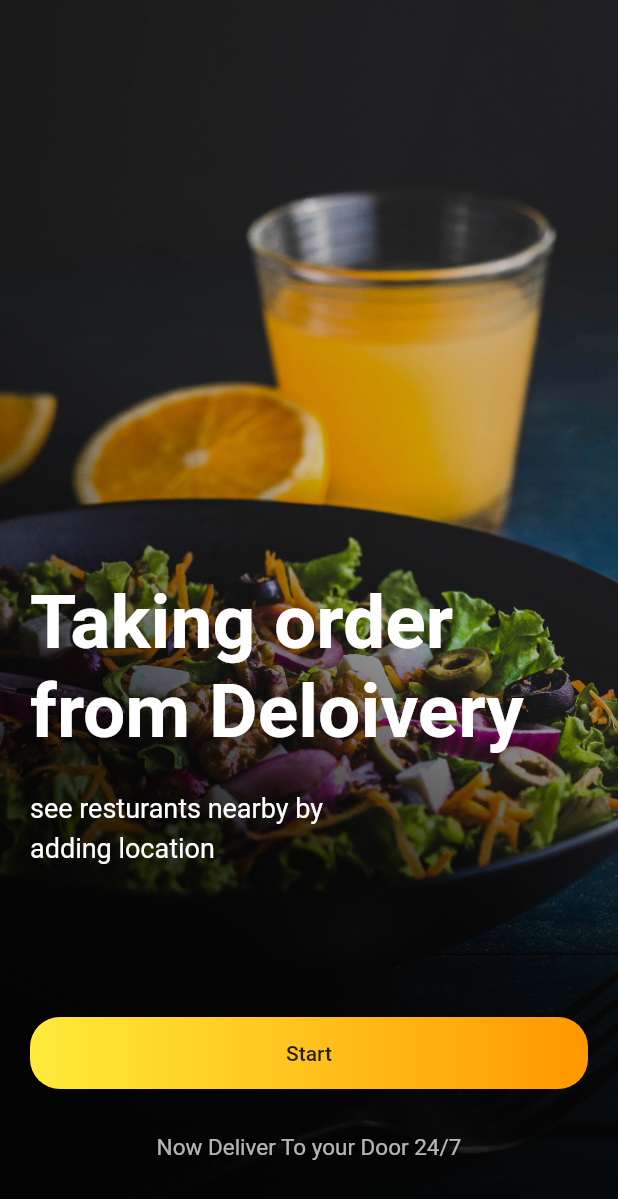
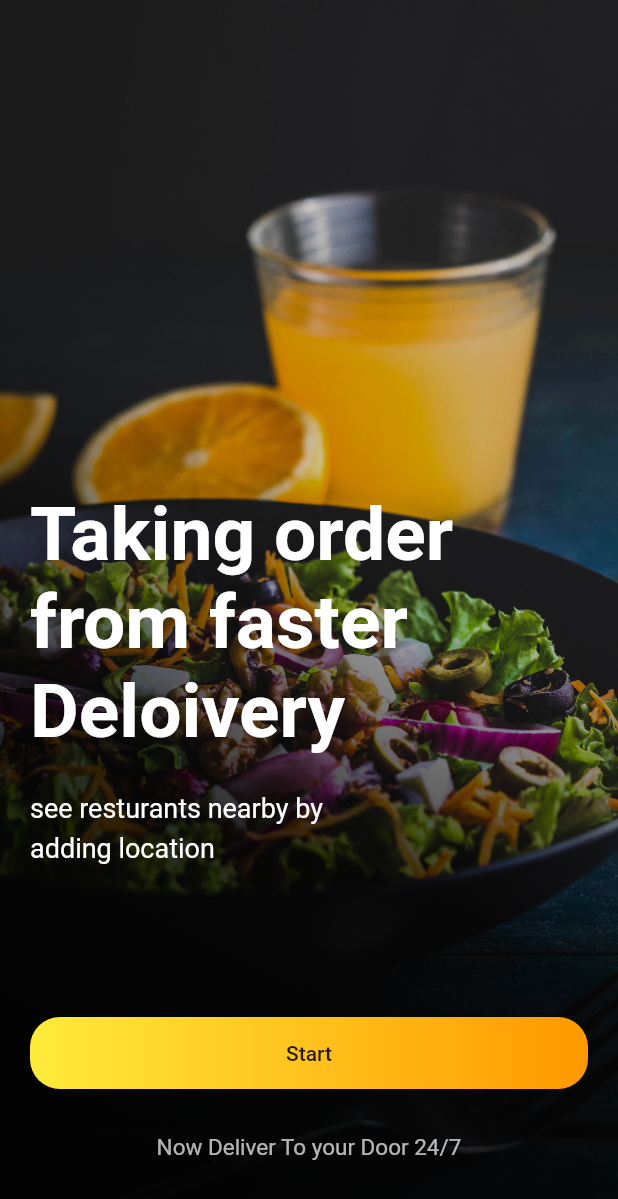
Before and after one commit to MoamenMohamed101/animation_food_screen, a Flutter app: the StarterPage screen opened directly, on a phone screen of 412 x 824 dp. Shown: the top 1199 px of the screen. Run offline on Flutter 3.47's test engine with Material 2 defaults, Android fonts, the phone set to English and light mode, and no system bars; our stand-ins replace page_transition, simple_animations.

```diff
--- a/lib/starterPage.dart
+++ b/lib/starterPage.dart
@@ -24,25 +24,27 @@ class _StarterPageState extends State<StarterPage>
       duration: const Duration(milliseconds: 100),
     );
     animation =
-        Tween<double>(begin: 0.0, end: 25.0).animate(animationController!);
+        Tween<double>(begin: 1.0, end: 25.0).animate(animationController!);
     super.initState();
   }
 
   @override
   void dispose() {
     animationController!.dispose();
-
     super.dispose();
   }
 
   void onTap() {
-    setState(() {
+    setState(
+      () {
         textVisible = false;
-    });
+      },
+    );
     animationController?.forward().then(
           (value) => Navigator.push(
             context,
-            PageTransition(child:const HomePage(), type:  PageTransitionType.fade)
+            PageTransition(
+                child: const HomePage(), type: PageTransitionType.fade),
           ),
         );
   }
@@ -75,8 +77,8 @@ class _StarterPageState extends State<StarterPage>
               children: [
                 FadeAnimation(
                   .5,
-                  Text(
-                    'Taking order from Deloivery',
+                  const Text(
+                    'Taking order from faster Deloivery',
                     style: TextStyle(
                         color: Colors.white,
                         fontSize: 50,
@@ -99,17 +101,24 @@ class _StarterPageState extends State<StarterPage>
                 ),
                 FadeAnimation(
                   1.2,
-                  Container(
+                  ScaleTransition(
+                    scale: animation!,
+                    child: Container(
                       decoration: BoxDecoration(
                         borderRadius: BorderRadius.circular(20),
                         gradient: const LinearGradient(
                           colors: [Colors.yellow, Colors.orange],
                         ),
                       ),
+                      child: AnimatedOpacity(
+                        duration: const Duration(milliseconds: 50),
+                        opacity: textVisible ? 1.0 : 0.0,
                         child: MaterialButton(
                           minWidth: double.infinity,
                           onPressed: () => onTap(),
                           child: const Text('Start'),
+                        ),
+                      ),
                     ),
                   ),
                 ),
@@ -118,10 +127,14 @@ class _StarterPageState extends State<StarterPage>
                 ),
                 FadeAnimation(
                   1.4,
-                  Align(
+                  AnimatedOpacity(
+                    duration: const Duration(milliseconds: 50),
+                    opacity: textVisible ? 1.0 : 0.0,
+                    child: const Align(
                       child: Text(
                         'Now Deliver To your Door 24/7',
                         style: TextStyle(color: Colors.white70, fontSize: 15),
+                      ),
                     ),
                   ),
                 ),
```
Also changed, not shown: lib/homePage.dart (+113 -2 lines), lib/main.dart (+6 -6 lines). Lines whose indentation alone changed are shown as unchanged.
